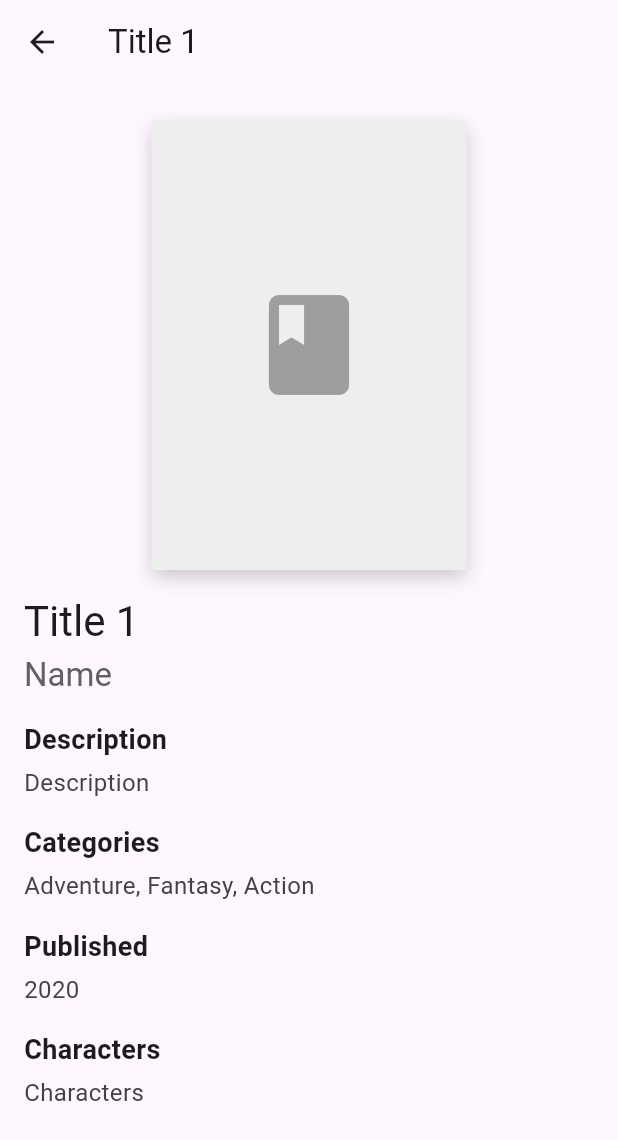
After one commit to blaz10/tina_assistant, a Flutter app: the screen it shows after launch, after a tap on an icon or button, on a phone screen of 412 x 824 dp. The commit adds this screen. Shown: the top 1140 px of the screen. Run offline on Flutter 3.47's test engine with Material 3 defaults, Android fonts, the phone set to English and light mode, and no system bars; network calls fail.

Commit message:
Implemented Book Details Page

```diff
--- a/lib/models/book.dart
+++ b/lib/models/book.dart
@@ -3,12 +3,20 @@ class Book {
   final String title;
   final String author;
   final String? coverUrl;
+  final String description;
+  final List<String> categories;
+  final String publishedYear;
+  final List<String> characters;
 
   Book({
     required this.id,
     required this.title,
     required this.author,
     this.coverUrl,
+    this.description = '',
+    this.categories = const [],
+    this.publishedYear = '',
+    this.characters = const [],
   });
 
   factory Book.fromJson(Map<String, dynamic> json) {
@@ -17,6 +25,10 @@ class Book {
       title: json['title'] as String,
       author: json['author'] as String,
       coverUrl: json['coverUrl'] as String?,
+      description: json['description'] as String? ?? '',
+      categories: (json['categories'] as List<dynamic>?)?.cast<String>() ?? [],
+      publishedYear: json['publishedYear'] as String? ?? '',
+      characters: (json['characters'] as List<dynamic>?)?.cast<String>() ?? [],
     );
   }
 }
--- a/lib/providers/book_provider.dart
+++ b/lib/providers/book_provider.dart
@@ -26,8 +26,12 @@ class BookProvider extends ChangeNotifier {
         12,
         (index) => Book(
           id: 'book_$index',
-          title: 'Book Title ${index + 1}',
-          author: 'Author ${index + 1}',
+          title: 'Title ${index + 1}',
+          author: 'Name ',
+          description: 'Description',
+          categories: ['Adventure', 'Fantasy', 'Action'],
+          publishedYear: '2020',
+          characters: ['Characters'],
           coverUrl: null,
         ),
       );
--- /dev/null
+++ b/lib/screens/book_details_page.dart
@@ -0,0 +1,159 @@
+import 'package:flutter/material.dart';
+import '../constants/app_constants.dart';
+import '../models/book.dart';
+import '../utils/responsive_helper.dart';
+
+class BookDetailsPage extends StatelessWidget {
+  final Book book;
+
+  const BookDetailsPage({
+    super.key,
+    required this.book,
+  });
+
+  @override
+  Widget build(BuildContext context) {
+    return Scaffold(
+      appBar: AppBar(
+        title: Text(book.title),
+        leading: IconButton(
+          icon: const Icon(Icons.arrow_back),
+          onPressed: () => Navigator.of(context).pop(),
+        ),
+      ),
+      body: SingleChildScrollView(
+        child: Padding(
+          padding: EdgeInsets.symmetric(
+            horizontal: ResponsiveHelper.getHorizontalPadding(context),
+            vertical: AppConstants.defaultPadding,
+          ),
+          child: Center(
+            child: ConstrainedBox(
+              constraints: const BoxConstraints(maxWidth: 1200),
+              child: Column(
+                crossAxisAlignment: CrossAxisAlignment.start,
+                children: [
+                  if (ResponsiveHelper.isMobile(context))
+                    _buildMobileLayout(context)
+                  else
+                    _buildDesktopLayout(context),
+                ],
+              ),
+            ),
+          ),
+        ),
+      ),
+    );
+  }
+
+  Widget _buildMobileLayout(BuildContext context) {
+    return Column(
+      crossAxisAlignment: CrossAxisAlignment.start,
+      children: [
+        _buildCoverImage(context, 300),
+        const SizedBox(height: AppConstants.mediumPadding),
+        _buildBookInfo(context),
+      ],
+    );
+  }
+
+  Widget _buildDesktopLayout(BuildContext context) {
+    return Row(
+      crossAxisAlignment: CrossAxisAlignment.start,
+      children: [
+        _buildCoverImage(context, 400),
+        const SizedBox(width: AppConstants.mediumPadding * 2),
+        Expanded(child: _buildBookInfo(context)),
+      ],
+    );
+  }
+
+  Widget _buildCoverImage(BuildContext context, double height) {
+    return Center(
+      child: Container(
+        height: height,
+        decoration: BoxDecoration(
+          boxShadow: [
+            BoxShadow(
+              color: Colors.black.withOpacity(0.2),
+              blurRadius: 10,
+              offset: const Offset(0, 5),
+            ),
+          ],
+        ),
+        child: book.coverUrl != null
+            ? Image.network(
+                book.coverUrl!,
+                fit: BoxFit.cover,
+                errorBuilder: (context, error, stackTrace) =>
+                    _buildPlaceholder(height),
+              )
+            : _buildPlaceholder(height),
+      ),
+    );
+  }
+
+  Widget _buildPlaceholder(double height) {
+    return Container(
+      height: height,
+      width: height * 0.7,
+      color: Colors.grey[200],
+      child: const Center(
+        child: Icon(Icons.book, size: 80, color: Colors.grey),
+      ),
+    );
+  }
+
+  Widget _buildBookInfo(BuildContext context) {
+    return Column(
+      crossAxisAlignment: CrossAxisAlignment.start,
+      children: [
+        Text(
+          book.title,
+          style: Theme.of(context).textTheme.headlineMedium,
+        ),
+        const SizedBox(height: AppConstants.smallPadding),
+        Text(
+          book.author,
+          style: Theme.of(context).textTheme.titleLarge?.copyWith(
+                color: Colors.grey[700],
+              ),
+        ),
+        const SizedBox(height: AppConstants.mediumPadding),
+        _buildInfoSection('Description', book.description),
+        if (book.categories.isNotEmpty)
+          _buildInfoSection('Categories', book.categories.join(', ')),
+        if (book.publishedYear.isNotEmpty)
+          _buildInfoSection('Published', book.publishedYear),
+        if (book.characters.isNotEmpty)
+          _buildInfoSection('Characters', book.characters.join(', ')),
+      ],
+    );
+  }
+
+  Widget _buildInfoSection(String title, String content) {
+    return Padding(
+      padding: const EdgeInsets.only(bottom: AppConstants.mediumPadding),
+      child: Column(
+        crossAxisAlignment: CrossAxisAlignment.start,
+        children: [
+          Text(
+            title,
+            style: const TextStyle(
+              fontSize: 18,
+              fontWeight: FontWeight.bold,
+            ),
+          ),
+          const SizedBox(height: AppConstants.smallPadding),
+          Text(
+            content,
+            style: TextStyle(
+              fontSize: 16,
+              color: Colors.grey[800],
+            ),
+          ),
+        ],
+      ),
+    );
+  }
+}
--- a/lib/widgets/book_card.dart
+++ b/lib/widgets/book_card.dart
@@ -1,6 +1,7 @@
 import 'package:flutter/material.dart';
 import '../constants/app_constants.dart';
 import '../models/book.dart';
+import '../screens/book_details_page.dart';
 
 class BookCard extends StatelessWidget {
   final Book book;
@@ -14,6 +15,8 @@ class BookCard extends StatelessWidget {
   Widget build(BuildContext context) {
     return Card(
       elevation: 2,
+      child: InkWell(
+        onTap: () => _navigateToDetails(context),
         child: Column(
           crossAxisAlignment: CrossAxisAlignment.start,
           children: [
@@ -26,6 +29,15 @@ class BookCard extends StatelessWidget {
               child: _buildBookInfo(),
             ),
           ],
+        ),
+      ),
+    );
+  }
+
+  void _navigateToDetails(BuildContext context) {
+    Navigator.of(context).push(
+      MaterialPageRoute(
+        builder: (context) => BookDetailsPage(book: book),
       ),
     );
   }
```
Lines whose indentation alone changed are shown as unchanged.
